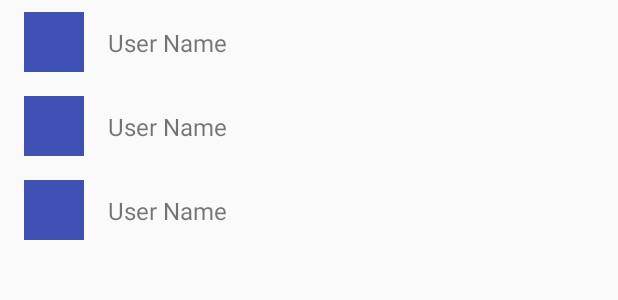
After one commit to takuaraki/GithubFollowManager, an Android app: the layout fragment_user_list.xml on its own in the app's theme, with its tools: preview values and no code run, on a phone screen of 412 x 824 dp. The commit adds this screen. Shown: the top 300 px of the screen. Run offline under Robolectric (Android 15) with nearby library versions, the phone set to English and light mode, and no system bars; network calls fail.

Commit message:
結果表示ができるようにした

```diff
--- a/app/build.gradle
+++ b/app/build.gradle
@@ -47,6 +47,8 @@ dependencies {
     implementation "com.squareup.retrofit2:converter-gson:$retrofit_version"
     implementation "com.squareup.retrofit2:adapter-rxjava2:$retrofit_version"
 
+    implementation 'com.squareup.picasso:picasso:2.5.2'
+
     testImplementation 'junit:junit:4.12'
     androidTestImplementation 'com.android.support.test:runner:1.0.1'
     androidTestImplementation 'com.android.support.test.espresso:espresso-core:3.0.1'
--- /dev/null
+++ b/app/src/main/res/layout/fragment_user_list.xml
@@ -0,0 +1,18 @@
+<?xml version="1.0" encoding="utf-8"?>
+<android.support.constraint.ConstraintLayout xmlns:android="http://schemas.android.com/apk/res/android"
+    xmlns:app="http://schemas.android.com/apk/res-auto"
+    xmlns:tools="http://schemas.android.com/tools"
+    android:layout_width="match_parent"
+    android:layout_height="match_parent">
+
+    <android.support.v7.widget.RecyclerView
+        android:id="@+id/recyclerView"
+        android:layout_width="0dp"
+        android:layout_height="0dp"
+        app:layout_constraintBottom_toBottomOf="parent"
+        app:layout_constraintEnd_toEndOf="parent"
+        app:layout_constraintStart_toStartOf="parent"
+        app:layout_constraintTop_toTopOf="parent"
+        tools:listitem="@layout/item_user_list" />
+
+</android.support.constraint.ConstraintLayout>
--- /dev/null
+++ b/app/src/main/res/layout/item_user_list.xml
@@ -0,0 +1,36 @@
+<?xml version="1.0" encoding="utf-8"?><!--
+    https://material.io/guidelines/components/lists.html#lists-specs
+    の "Single-line item with avatar specs" を参考に作成
+-->
+<android.support.constraint.ConstraintLayout xmlns:android="http://schemas.android.com/apk/res/android"
+    xmlns:app="http://schemas.android.com/apk/res-auto"
+    xmlns:tools="http://schemas.android.com/tools"
+    android:layout_width="match_parent"
+    android:layout_height="56dp">
+
+    <ImageView
+        android:id="@+id/userIconImageView"
+        android:layout_width="40dp"
+        android:layout_height="40dp"
+        android:layout_margin="16dp"
+        app:layout_constraintBottom_toBottomOf="parent"
+        app:layout_constraintLeft_toLeftOf="parent"
+        app:layout_constraintTop_toTopOf="parent"
+        tools:background="@color/colorPrimary" />
+
+    <TextView
+        android:id="@+id/userNameTextView"
+        android:layout_width="0dp"
+        android:layout_height="wrap_content"
+        android:layout_marginEnd="16dp"
+        android:layout_marginLeft="16dp"
+        android:layout_marginRight="16dp"
+        android:layout_marginStart="16dp"
+        android:textSize="16sp"
+        app:layout_constraintBottom_toBottomOf="parent"
+        app:layout_constraintLeft_toRightOf="@id/userIconImageView"
+        app:layout_constraintRight_toRightOf="parent"
+        app:layout_constraintTop_toTopOf="parent"
+        tools:text="User Name" />
+
+</android.support.constraint.ConstraintLayout>
--- a/app/src/main/res/values/strings.xml
+++ b/app/src/main/res/values/strings.xml
@@ -4,4 +4,8 @@
     <string name="search">検索</string>
     <string name="hint">ユーザーネームを入力して下さい</string>
     <string name="search_error">ユーザーが見つかりませんでした 😭</string>
+
+    <string name="follow">フォロー</string>
+    <string name="follower">フォロワー</string>
+    <string name="mutual">相互</string>
 </resources>
```
Also changed, not shown: app/src/main/java/example/com/githubfollowmanager/activities/SearchActivity.kt (+7 -1 lines), app/src/main/java/example/com/githubfollowmanager/activities/SearchResultActivity.kt (+50 -0 lines), app/src/main/java/example/com/githubfollowmanager/extensions/ImageViewExt.kt (added, +21 -0 lines), app/src/main/java/example/com/githubfollowmanager/fragments/UserListFragment.kt (added, +66 -0 lines), app/src/main/res/layout/activity_search_result.xml (+21 -1 lines).
